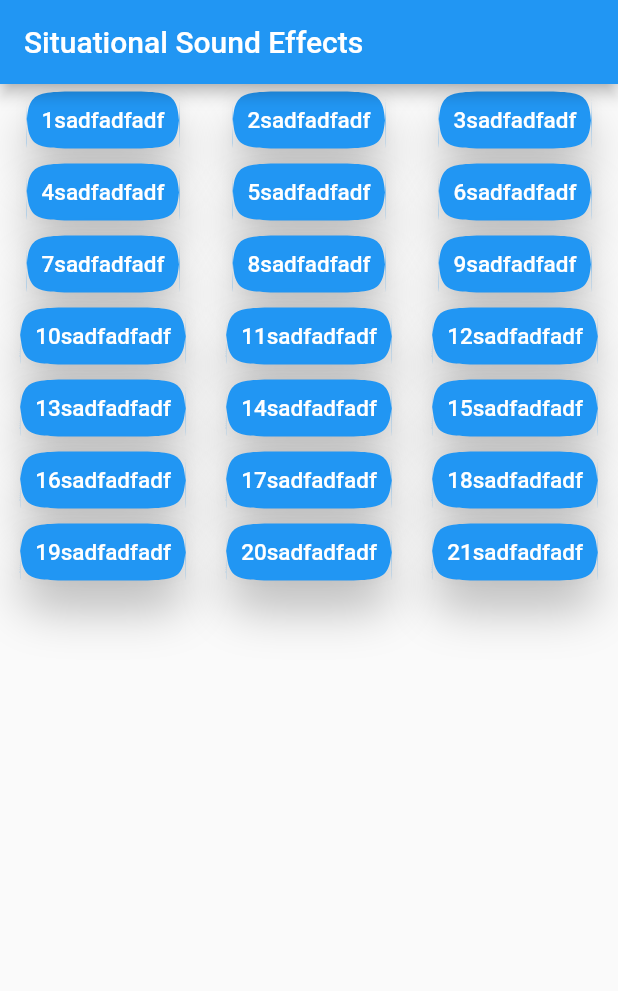
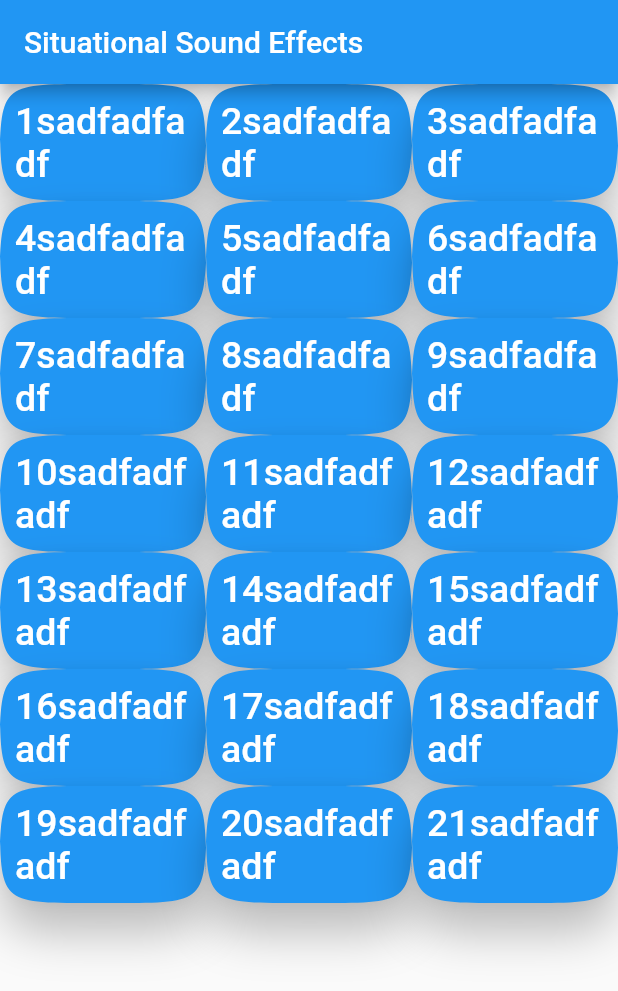
Before and after one commit to DejanLjubej/ImmersiveSoundFX, a Flutter app: the screen it shows after launch, on a phone screen of 412 x 824 dp. Shown: the top 991 px of the screen. Run offline on Flutter 3.47's test engine with Material 2 defaults, Android fonts, the phone set to English and light mode, and no system bars; our stand-ins replace audioplayers.

Commit message:
popravljen expanded

```diff
--- a/lib/Widgets/soundButton.dart
+++ b/lib/Widgets/soundButton.dart
@@ -9,7 +9,7 @@ Widget tryoutButton(int i) {
     mainAxisAlignment: MainAxisAlignment.center,
     mainAxisSize: MainAxisSize.max,
     children: <Widget>[
-      RaisedButton(
+      Expanded(flex:1, child: RaisedButton(
         shape: ContinuousRectangleBorder(
       borderRadius: BorderRadius.circular(60.0),
     ),
@@ -25,9 +25,9 @@ Widget tryoutButton(int i) {
         },
         child: Text(
           (i+1).toString()+'sadfadfadf',
-          style: TextStyle(fontSize: 15.0),
+          style: TextStyle(fontSize: 25.0),
         ),
       )
-    ],
+      )],
   ));
 }
```
